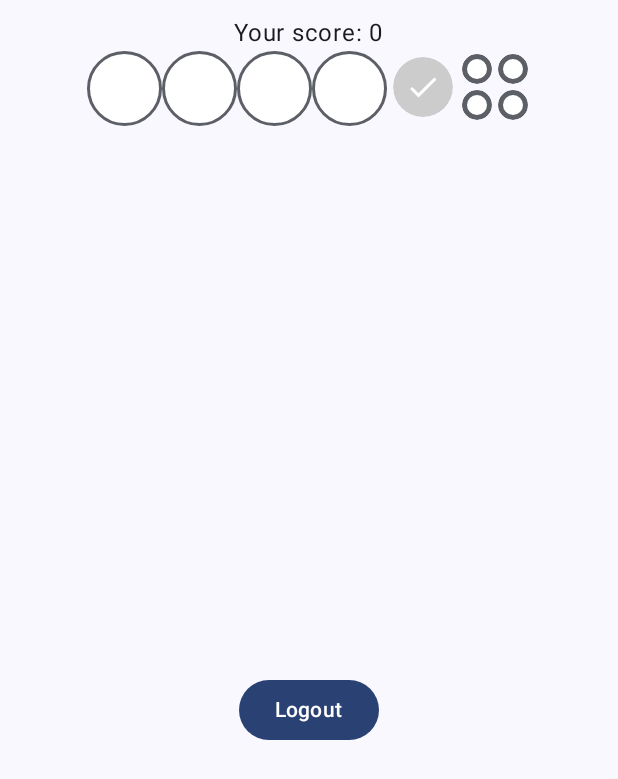
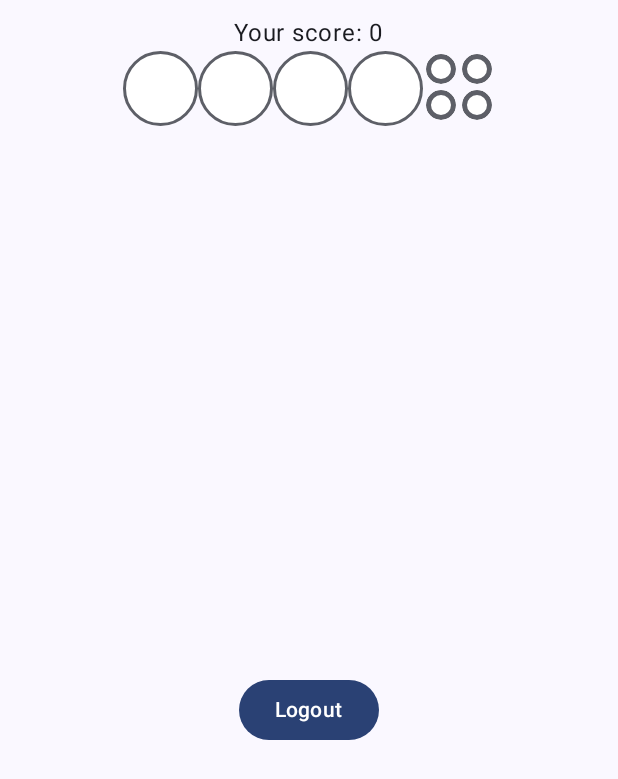
Before and after one commit to Harry29-exe/AndroidPollub, an Android app built with Jetpack Compose: the screen it shows after launch (MainActivity), after a tap on "Next", on a phone screen of 412 x 824 dp. Shown: the top 779 px of the screen. Run offline under Robolectric (Android 15) with nearby library versions, the phone set to English and light mode, and no system bars; our stand-ins replace Room's generated code; pictures from the network do not load; 1 other tap on this screen came first.

Commit message:
added animations, fixed icon on ProfileView

```diff
--- a/app/src/main/java/pl/kwojcik/za/Game.kt
+++ b/app/src/main/java/pl/kwojcik/za/Game.kt
@@ -2,7 +2,11 @@ package pl.kwojcik.za
 
 import android.util.Log
 import androidx.compose.animation.AnimatedVisibility
+import androidx.compose.animation.animateColorAsState
+import androidx.compose.animation.core.tween
 import androidx.compose.animation.expandVertically
+import androidx.compose.animation.scaleIn
+import androidx.compose.animation.scaleOut
 import androidx.compose.foundation.BorderStroke
 import androidx.compose.foundation.ExperimentalFoundationApi
 import androidx.compose.foundation.background
@@ -187,10 +191,13 @@ fun GameRow(
 ) {
     val visible = remember { mutableStateOf(false) }
     val enterAnimation = expandVertically()
+    val buttonEnterAnimation = scaleIn()
+    val buttonExitAnimation = scaleOut()
 
     LaunchedEffect(Unit) {
         visible.value = true
     }
+
 
     val currentRound = remember {
         mutableStateListOf(
@@ -223,6 +230,11 @@ fun GameRow(
                 enabled = enabled,
                 onClick = { setNextColor(3) })
 
+            AnimatedVisibility(
+                visible = isEnabled(),
+                enter = buttonEnterAnimation,
+                exit = buttonExitAnimation
+            ) {
                 IconButton(
                     onClick = { whenAccepted(currentRound.toImmutableList()) },
                     enabled = isEnabled(),
@@ -238,6 +250,7 @@ fun GameRow(
                         tint = Color.White,
 
                         )
+                }
             }
 
             Column {
@@ -257,12 +270,24 @@ fun GameRow(
 
 @Composable
 fun SmallCircle(color: Color) {
+    val startAnimating = remember { mutableStateOf(false) }
+    val animSpec = tween<Color>(durationMillis = 1000)
+    val animatedColor = animateColorAsState(
+        targetValue =
+        if (startAnimating.value) color else Color.White,
+        animationSpec = animSpec
+    )
+
+    LaunchedEffect(key1 = color) {
+        startAnimating.value = true
+    }
+
     Box(
         modifier = Modifier
             .padding(2.dp)
             .size(20.dp)
             .clip(CircleShape)
-            .background(color)
+            .background(animatedColor.value)
             .border(3.dp, MaterialTheme.colorScheme.outline, CircleShape)
     )
 }
--- a/app/src/main/java/pl/kwojcik/za/ProfileScreen.kt
+++ b/app/src/main/java/pl/kwojcik/za/ProfileScreen.kt
@@ -12,10 +12,12 @@ import androidx.compose.animation.core.RepeatMode
 import androidx.compose.animation.core.animateFloatAsState
 import androidx.compose.animation.core.infiniteRepeatable
 import androidx.compose.animation.core.tween
+import androidx.compose.foundation.Image
 import androidx.compose.foundation.background
 import androidx.compose.foundation.layout.Arrangement
 import androidx.compose.foundation.layout.Box
 import androidx.compose.foundation.layout.Column
+import androidx.compose.foundation.layout.Row
 import androidx.compose.foundation.layout.Spacer
 import androidx.compose.foundation.layout.fillMaxSize
 import androidx.compose.foundation.layout.fillMaxWidth
@@ -26,7 +28,9 @@ import androidx.compose.foundation.rememberScrollState
 import androidx.compose.foundation.text.KeyboardOptions
 import androidx.compose.foundation.verticalScroll
 import androidx.compose.material.icons.Icons
+import androidx.compose.material.icons.filled.Create
 import androidx.compose.material.icons.filled.Info
+import androidx.compose.material.icons.filled.Search
 import androidx.compose.material3.Button
 import androidx.compose.material3.Icon
 import androidx.compose.material3.IconButton
@@ -44,8 +48,11 @@ import androidx.compose.runtime.saveable.rememberSaveable
 import androidx.compose.ui.AbsoluteAlignment
 import androidx.compose.ui.Alignment
 import androidx.compose.ui.Modifier
+import androidx.compose.ui.focus.onFocusChanged
 import androidx.compose.ui.graphics.Color
 import androidx.compose.ui.layout.ContentScale
+import androidx.compose.ui.res.painterResource
+import androidx.compose.ui.semantics.Role.Companion.Image
 import androidx.compose.ui.text.TextStyle
 import androidx.compose.ui.text.input.KeyboardType
 import androidx.compose.ui.tooling.preview.Preview
@@ -128,7 +135,7 @@ fun ProfileView(
         OutlinedTextFieldWithError(
             value = viewModel.email,
             validationFn = { isValidEmail(it) },
-            label = "Enter name",
+            label = "Enter email",
         )
 
         OutlinedTextFieldWithError(
@@ -173,17 +180,24 @@ fun OutlinedTextFieldWithError(
             .onSuccess { value.value = newValue; error.value = null }
             .onFailure { error.value = it }
     }
-
+    Row {
         OutlinedTextField(
-        modifier = Modifier.fillMaxWidth(),
+            modifier = Modifier.fillMaxWidth()
+                .onFocusChanged {
+                    if (it.isFocused) {
+                        onValueChange(internalValue.value)
+                    }
+                },
             value = internalValue.value,
             onValueChange = onValueChange,
+            trailingIcon = { if (error.value != null) {Icon(Icons.Filled.Info, "Pick") }},
             label = { Text(label) },
             singleLine = true,
             isError = error.value != null,
             keyboardOptions = KeyboardOptions(keyboardType = keyboardType),
             supportingText = { error.value?.message }
         )
+    }
 }
 
 
@@ -215,20 +229,23 @@ fun ProfileImageWithPicker() {
             Icon(Icons.Filled.Info, "Pick")
         }
 
+        if (profileImageUri.value == null) {
+            Image(
+                modifier = Modifier.width(150.dp).height(150.dp),
+                painter = painterResource(id = R.drawable.baseline_question_mark_24),
+                contentDescription = "Profile image",
+                contentScale = ContentScale.Crop
+            )
+        } else {
             AsyncImage(
-            model = {
-                if (profileImageUri.value != null) {
-                    print(profileImageUri.value)
-                    profileImageUri.value
-                } else
-                    androidx.core.R.drawable.ic_call_answer
-            },
+                model = profileImageUri.value,
                 contentDescription = "Profile image",
                 modifier = Modifier
                     .width(200.dp)
                     .height(150.dp),
                 contentScale = ContentScale.Fit,
             )
+        }
     }
 }
 
--- /dev/null
+++ b/app/src/main/res/drawable/baseline_question_mark_24.xml
@@ -0,0 +1,5 @@
+<vector xmlns:android="http://schemas.android.com/apk/res/android" android:height="24dp" android:tint="#000000" android:viewportHeight="24" android:viewportWidth="24" android:width="24dp">
+
+    <path android:fillColor="@android:color/white" android:pathData="M11.07,12.85c0.77,-1.39 2.25,-2.21 3.11,-3.44c0.91,-1.29 0.4,-3.7 -2.18,-3.7c-1.69,0 -2.52,1.28 -2.87,2.34L6.54,6.96C7.25,4.83 9.18,3 11.99,3c2.35,0 3.96,1.07 4.78,2.41c0.7,1.15 1.11,3.3 0.03,4.9c-1.2,1.77 -2.35,2.31 -2.97,3.45c-0.25,0.46 -0.35,0.76 -0.35,2.24h-2.89C10.58,15.22 10.46,13.95 11.07,12.85zM14,20c0,1.1 -0.9,2 -2,2s-2,-0.9 -2,-2c0,-1.1 0.9,-2 2,-2S14,18.9 14,20z"/>
+
+</vector>
```
Lines whose indentation alone changed are shown as unchanged.
